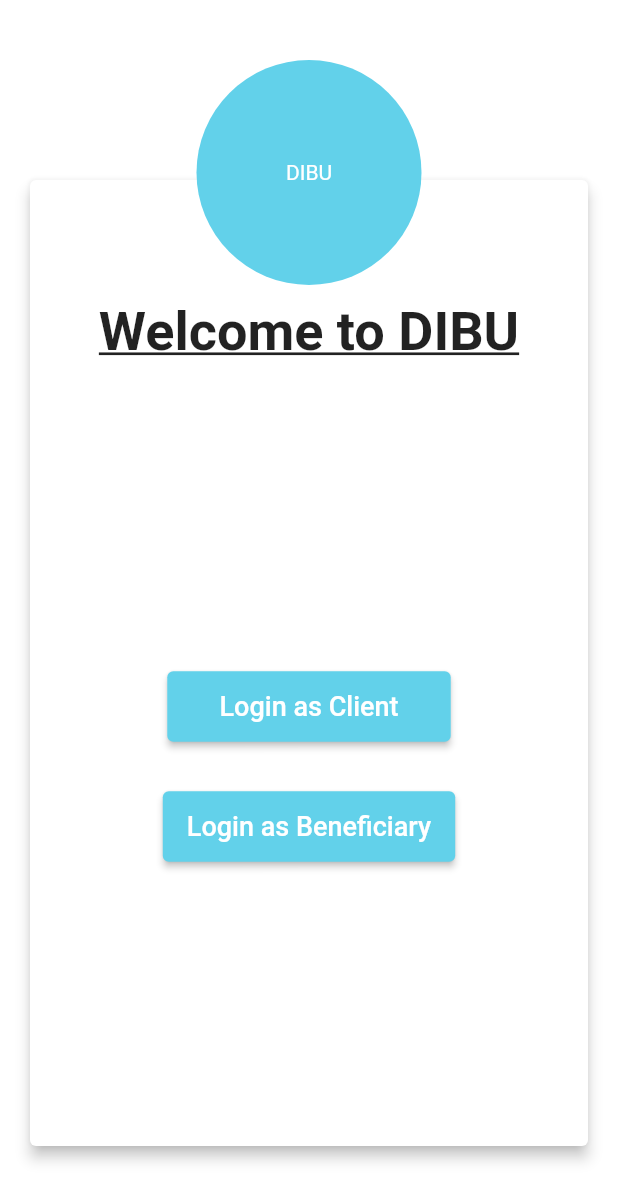
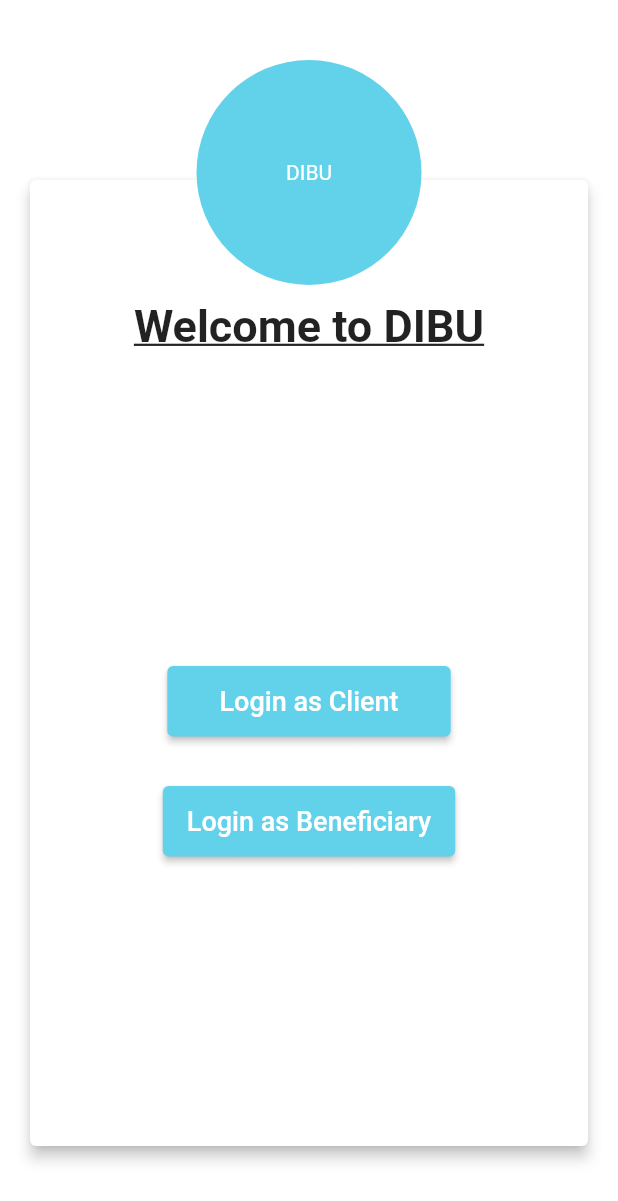
Before and after one commit to arthurndossi/digital-will, a Flutter app: the Welcome widget shown alone on an empty page, opened directly, on a phone screen of 412 x 824 dp. Shown: the top 1201 px of the screen. Run offline on Flutter 3.47's test engine with Material 2 defaults, Android fonts, the phone set to English and light mode, and no system bars; our stand-ins replace flutter_svg; missing offline and left inert: device_apps; network calls fail.

Commit message:
Stable channel commit

```diff
--- a/lib/home.dart
+++ b/lib/home.dart
@@ -176,7 +176,7 @@ class _HomeState extends State<Home> with SingleTickerProviderStateMixin {
           return false;
         } else {
           if (_lastQuitTime == null || DateTime.now().difference(_lastQuitTime).inSeconds > 1) {
-            ScaffoldMessenger.of(context).showSnackBar(SnackBar(content: Text('Press again back button to exit')));
+            Scaffold.of(context).showSnackBar(SnackBar(content: Text('Press again back button to exit')));
             _lastQuitTime = DateTime.now();
             return false;
           } else {
--- a/lib/register.dart
+++ b/lib/register.dart
@@ -161,7 +161,7 @@ class _RegisterState extends State<Register> {
                                 ElevatedButton(
                                   onPressed: () {
                                     if (_formKey.currentState.validate()) {
-                                      ScaffoldMessenger.of(context).showSnackBar(SnackBar(content: Text('Processing Data')));
+                                      Scaffold.of(context).showSnackBar(SnackBar(content: Text('Processing Data')));
                                     }
                                   },
                                   child: Text(
--- a/lib/welcome.dart
+++ b/lib/welcome.dart
@@ -54,7 +54,7 @@ class _WelcomeState extends State<Welcome> {
                             'Welcome to DIBU',
                             textAlign: TextAlign.justify,
                             style: TextStyle(
-                              fontSize: 36,
+                              fontSize: 30,
                               decoration: TextDecoration.underline,
                               fontWeight: FontWeight.bold,
                             ),
```
Also changed, not shown: pubspec.yaml (+4 -4 lines), pubspec.lock, 2 other files.
